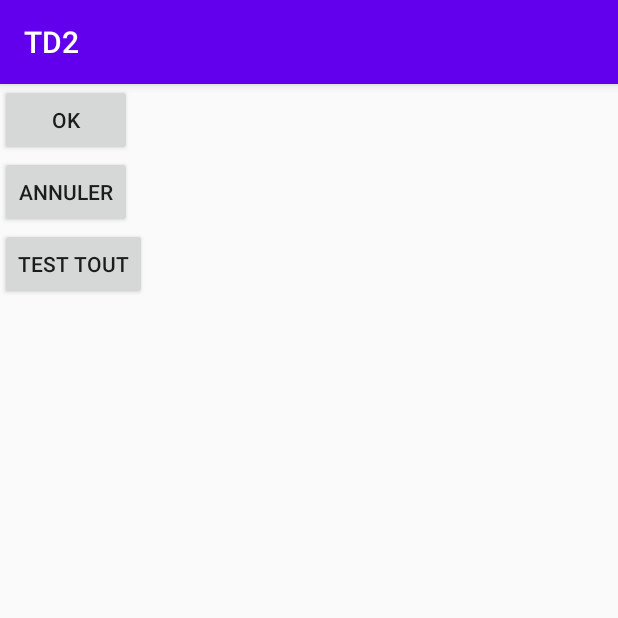
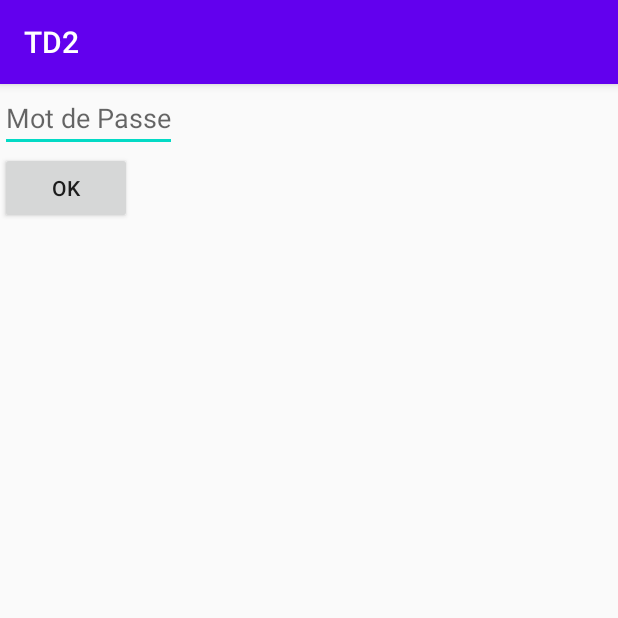
Before and after one commit to AlexPiretIng/TdAndroid_Vincent_Piret, an Android app: the screen it shows after launch (MainActivity), on a phone screen of 412 x 824 dp, the top half of it. Run offline under Robolectric (Android 15) with nearby library versions, the phone set to English and light mode, and no system bars.

Commit message:
Edit XML files

```diff
--- a/TD2/app/src/main/res/layout/activity_main.xml
+++ b/TD2/app/src/main/res/layout/activity_main.xml
@@ -3,16 +3,12 @@
     android:orientation="vertical"
     android:layout_width="match_parent"
     android:layout_height="match_parent">
+    <EditText
+        android:layout_width="wrap_content"
+        android:layout_height="wrap_content"
+        android:hint="@string/mot_de_passe"/>
     <Button
         android:text="OK"
         android:layout_width="wrap_content"
         android:layout_height="wrap_content"/>
-    <Button
-        android:text="Annuler"
-        android:layout_width="wrap_content"
-        android:layout_height="wrap_content"/>
-    <Button
-        android:text="Test tout"
-        android:layout_width="wrap_content"
-        android:layout_height="wrap_content"/>
 </LinearLayout>
--- a/TD2/app/src/main/res/values/strings.xml
+++ b/TD2/app/src/main/res/values/strings.xml
@@ -1,4 +1,5 @@
 <resources>
     <string name="app_name">TD2</string>
     <string name="message">Salut tout le monde</string>
+    <string name="mot_de_passe">Mot de Passe</string>
 </resources>
```
Also changed, not shown: TD2/app/src/main/res/layout/password.xml (deleted, +0 -18 lines).
